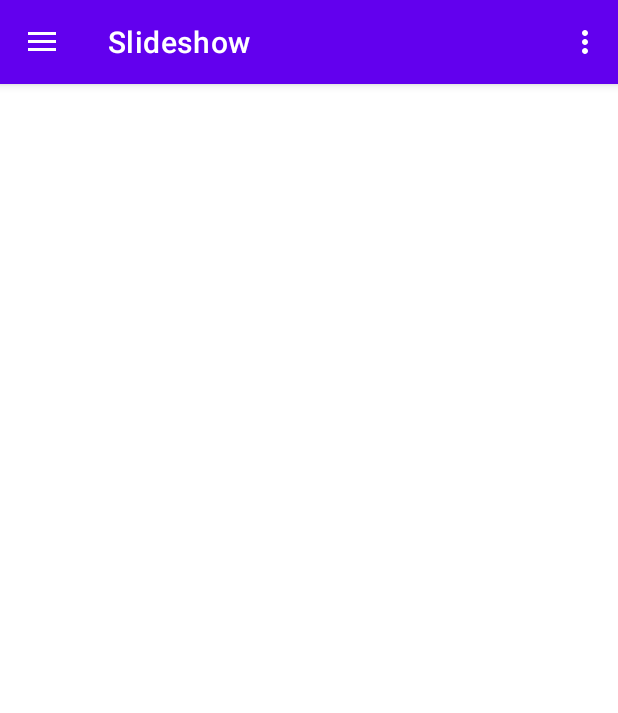
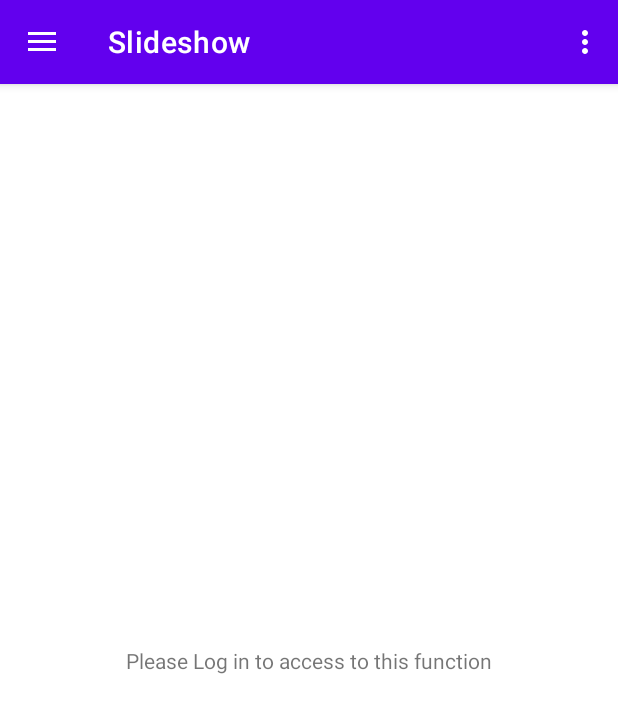
Before and after one commit to hikarisaotom/ClaudiFlix, an Android app: the screen it shows after launch (MainActivity), in the side drawer, after a tap on "Favorites", on a phone screen of 412 x 824 dp. Shown: the top 713 px of the screen. Run offline under Robolectric (Android 15) with nearby library versions, the phone set to English and light mode, and no system bars; our stand-ins replace Firebase (no records; nobody signed in at launch, a user with empty details on screens opened directly), navigation-ui; pictures from the network do not load.

Commit message:
Chages in view, showing messages; Todo: validate if the movie is added to the list

```diff
--- a/app/src/main/java/com/example/clauditter/MovieDetailsActivity.kt
+++ b/app/src/main/java/com/example/clauditter/MovieDetailsActivity.kt
@@ -87,7 +87,8 @@ class MovieDetailsActivity : FragmentActivity() {
         val favorite = hashMapOf(
             "username" to username,
             "movieId" to movie.id,
-            "movieTitle" to movie.title
+            "movieTitle" to movie.title,
+            "photo" to movie.backdrop_path
         )
         val db = FirebaseFirestore.getInstance()
         db.collection("favorites")
--- a/app/src/main/java/com/example/clauditter/ui/Favorites/FavoritesFragment.kt
+++ b/app/src/main/java/com/example/clauditter/ui/Favorites/FavoritesFragment.kt
@@ -10,14 +10,22 @@ import androidx.fragment.app.Fragment
 import androidx.fragment.app.activityViewModels
 import androidx.lifecycle.Observer
 import androidx.lifecycle.ViewModelProvider
+import androidx.recyclerview.widget.LinearLayoutManager
 import com.example.clauditter.LogViewModel
 import com.example.clauditter.R
+import com.example.clauditter.adapters.CategoriasHomeAdapter
+import com.example.clauditter.adapters.FavoritesAdapter
+import com.example.clauditter.ui.clases.Favorite
 import com.google.firebase.firestore.FirebaseFirestore
+import kotlinx.android.synthetic.main.fragment_favorites.*
+
 
 class FavoritesFragment : Fragment() {
 
     private lateinit var slideshowViewModel: FavoritesViewModel
     private val logInModel: LogViewModel by activityViewModels()
+    /**RECYCLER ADAPTER */
+    private  var favoritesAdapter: FavoritesAdapter=FavoritesAdapter(ArrayList())
     override fun onCreateView(
         inflater: LayoutInflater,
         container: ViewGroup?,
@@ -26,37 +34,57 @@ class FavoritesFragment : Fragment() {
         slideshowViewModel =
             ViewModelProvider(this).get(FavoritesViewModel::class.java)
         val root = inflater.inflate(R.layout.fragment_favorites, container, false)
-        val textView: TextView = root.findViewById(R.id.text_slideshow)
-        slideshowViewModel.text.observe(viewLifecycleOwner, Observer {
-            textView.text = it
+        logInModel.flag.observe(viewLifecycleOwner, Observer {
+            if (it) {
+                lbl_warningFavorites.visibility = View.GONE
+                recycler_favorites.visibility = View.VISIBLE
+                lbl_favoritesMessage.visibility = View.VISIBLE
+                getFavorites()
+            } else {
+                lbl_warningFavorites.visibility = View.VISIBLE
+                recycler_favorites.visibility = View.GONE
+                lbl_favoritesMessage.visibility = View.GONE
+            }
         })
 
-        logInModel.flag.observe(viewLifecycleOwner, Observer {
-            if (it) {
-                textView.visibility = View.VISIBLE
-                getFavorites()
-            } else {//Invisible: no s emuestra pero ocupa espacio en la pantalla, con gone se va todo
-                textView.visibility = View.GONE
-            }
+        logInModel.user.observe(viewLifecycleOwner, Observer {
+                lbl_favoritesMessage.text= "$it´ s Favorite List"
         })
         return root
     }
 
+    override fun onViewCreated(view: View, savedInstanceState: Bundle?) {
+        super.onViewCreated(view, savedInstanceState)
+        recycler_favorites.layoutManager = LinearLayoutManager(activity)
+        recycler_favorites.adapter = favoritesAdapter
+    }
 
     fun getFavorites() {
+        val favorites = ArrayList<Favorite>()
         val db = FirebaseFirestore.getInstance()
         db.collection("favorites")
             .whereEqualTo("username", logInModel.user.value.toString())
             .addSnapshotListener { snapshots, e ->
                 if (e != null) {
-                    //MOSTRAR NO HAY FAVORITOS POR AHORA
-                    Log.d("LOS USUARIO ", "NO HAY NADA QUE MOSTRAR")
+                    //error
                     return@addSnapshotListener
                 }
-
-                snapshots?.documents?.forEach { document ->
-                    Log.d("LOS USUARIO ", "${document.data}"
-                    )
+                val documents = snapshots?.documents
+                if (documents == null || documents.size <= 0) {
+                    recycler_favorites.visibility = View.GONE
+                    lbl_warningFavorites.visibility = View.VISIBLE
+                    lbl_warningFavorites.text = "You don`t have any movie added yet"
+                } else {
+                    documents?.forEach { document ->
+                        favorites.add(
+                            Favorite(
+                                document["movieId"].toString().toInt(),
+                                document["movieTitle"].toString(),
+                                document["photo"].toString()
+                            )
+                        )
+                    }
+                    favoritesAdapter.loadNewData(favorites)
                 }
             }
     }
--- /dev/null
+++ b/app/src/main/java/com/example/clauditter/ui/clases/Favorite.kt
@@ -0,0 +1,5 @@
+package com.example.clauditter.ui.clases
+
+class Favorite( val movieid:Int,
+ val movieTitle:String,
+ val photo:String)
--- a/app/src/main/java/com/example/clauditter/ui/home/HomeFragment.kt
+++ b/app/src/main/java/com/example/clauditter/ui/home/HomeFragment.kt
@@ -26,7 +26,7 @@ private const val TAG = "fragmentHome"
 
 class HomeFragment : Fragment() {
 
-    private lateinit var homeViewModel: HomeViewModel
+
     private val logInModel: LogViewModel by activityViewModels()
 
     /**RECYCLER ADAPTER */
--- a/app/src/main/res/layout/fragment_favorites.xml
+++ b/app/src/main/res/layout/fragment_favorites.xml
@@ -6,15 +6,34 @@
     android:layout_height="match_parent"
     tools:context=".ui.Favorites.FavoritesFragment">
 
-    <TextView
-        android:id="@+id/text_slideshow"
-        android:layout_width="match_parent"
+    <androidx.recyclerview.widget.RecyclerView
+        android:id="@+id/recycler_favorites"
+        android:layout_width="0dp"
         android:layout_height="wrap_content"
         android:layout_marginStart="8dp"
-        android:layout_marginTop="8dp"
+        android:layout_marginTop="16dp"
         android:layout_marginEnd="8dp"
-        android:textAlignment="center"
-        android:textSize="20sp"
+        app:layout_constraintEnd_toEndOf="parent"
+        app:layout_constraintStart_toStartOf="parent"
+        app:layout_constraintTop_toBottomOf="@+id/lbl_favoritesMessage" />
+
+    <TextView
+        android:id="@+id/lbl_favoritesMessage"
+        android:layout_width="wrap_content"
+        android:layout_height="wrap_content"
+        android:layout_marginStart="16dp"
+        android:layout_marginTop="16dp"
+        android:layout_marginEnd="16dp"
+        android:text="TextView"
+        app:layout_constraintEnd_toEndOf="parent"
+        app:layout_constraintStart_toStartOf="parent"
+        app:layout_constraintTop_toTopOf="parent" />
+
+    <TextView
+        android:id="@+id/lbl_warningFavorites"
+        android:layout_width="wrap_content"
+        android:layout_height="wrap_content"
+        android:text="@string/LoginTosee"
         app:layout_constraintBottom_toBottomOf="parent"
         app:layout_constraintEnd_toEndOf="parent"
         app:layout_constraintStart_toStartOf="parent"
--- a/app/src/main/res/values/strings.xml
+++ b/app/src/main/res/values/strings.xml
@@ -21,6 +21,7 @@
     <string name="title_activity_movie_details">MovieDetailsActivity</string>
     <string name="addFavorite">Remove from Favorites</string>
     <string name="removeFavorite">Add to Favorites</string>
+    <string name="LoginTosee">Please Log in to access to this function </string>
 
     <!-- Strings used for fragments for navigation -->
     <string name="first_fragment_label">First Fragment</string>
```
Also changed, not shown: app/src/main/java/com/example/clauditter/adapters/FavoritesAdapter.kt (added, +64 -0 lines).
